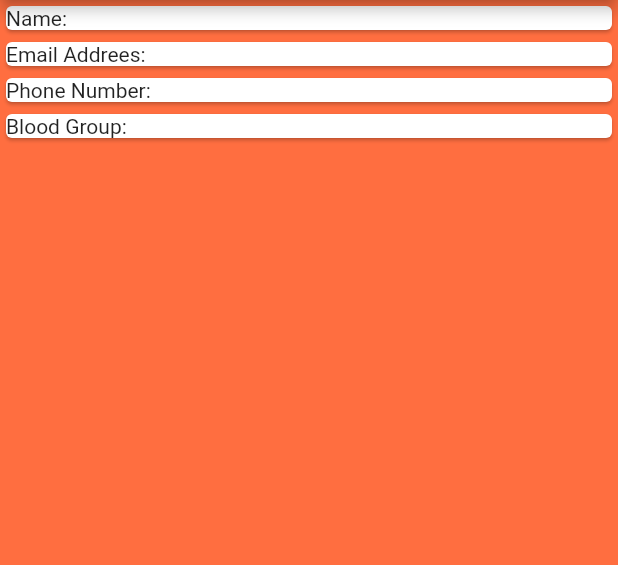
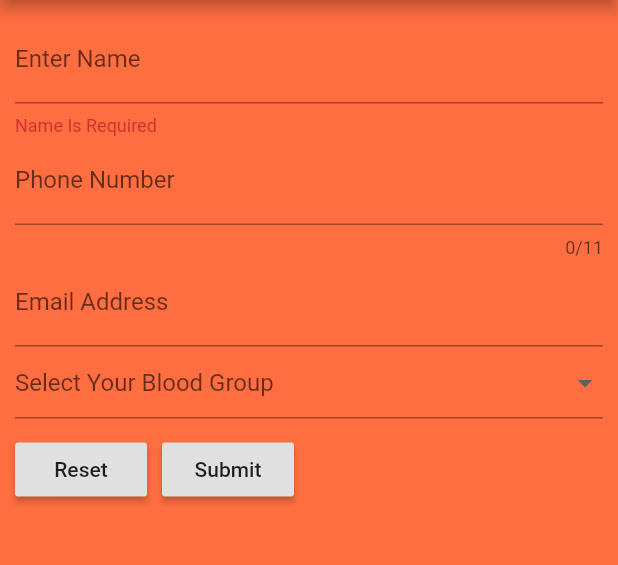
Before and after one commit to AbirAhsan/BloodHero, a Flutter app: the screen it shows after launch, in the side drawer, after a tap on "Registration", on a phone screen of 412 x 824 dp, the part 84-649 px from its top. Run offline on Flutter 3.47's test engine with Material 2 defaults, Android fonts, the phone set to English and light mode, and no system bars.

Commit message:
add form

```diff
--- a/lib/pages/registration.dart
+++ b/lib/pages/registration.dart
@@ -1,5 +1,6 @@
 import 'package:bloodhero/widgets/drawer.dart';
 import 'package:flutter/material.dart';
+import 'package:bloodhero/widgets/form.dart';
 
 class Registration extends StatefulWidget {
   @override
@@ -21,11 +22,9 @@ class _RegistrationState extends State<Registration> {
           drawer: DrawerApp(),
           body: ListView(
             children: <Widget>[
-                Card(child: Text("Name:")),
-                Card(child: Text("Email Addrees:")),
-                Card(child: Text("Phone Number:")),
-                Card(child: Text("Blood Group:")),
+              FormPage(),
             ],
-            )));
+          )
+        ));
   }
 }
--- /dev/null
+++ b/lib/widgets/form.dart
@@ -0,0 +1,120 @@
+import 'package:flutter/cupertino.dart';
+import 'package:flutter/material.dart';
+
+class FormPage extends StatefulWidget {
+  @override
+  _FormPageState createState() => _FormPageState();
+}
+
+class _FormPageState extends State<FormPage> {
+  var formKey = GlobalKey<FormState>();
+
+  var nameCtrl = TextEditingController();
+  var phoneCtrl = TextEditingController();
+  var addressCtrl = TextEditingController();
+
+  var name, phone, address, bloodGroup;
+
+  void handleReset() {
+    nameCtrl.clear();
+    phoneCtrl.clear();
+    addressCtrl.clear();
+  }
+
+  void handleSubmit() {
+    if (formKey.currentState.validate()) {
+      formKey.currentState.save();
+      //Do Something(API)
+      print("Name is: ${this.name}");
+    }
+  }
+
+  @override
+  Widget build(BuildContext context) {
+    return Padding(
+      padding: EdgeInsets.all(10.0),
+      child: Form(
+          key: formKey,
+          child: Column(
+            children: <Widget>[
+              TextFormField(
+                controller: nameCtrl,
+                decoration: InputDecoration(labelText: "Enter Name"),
+                autovalidate: true,
+                validator: (String value) {
+                  if (value.trim().length == 0) return ("Name Is Required");
+                },
+                onSaved: (value) {
+                  this.name = value;
+                },
+              ),
+              TextFormField(
+                controller: phoneCtrl,
+                keyboardType: TextInputType.number,
+                maxLength: 11,
+                decoration: InputDecoration(labelText: "Phone Number"),
+                validator: (String value) {
+                  if (value.length < 11)
+                    return ("Phone number must be 11 digit");
+                },
+                onSaved: (value) {
+                  this.phone = value;
+                },
+              ),
+              TextFormField(
+                controller: addressCtrl,
+                decoration: InputDecoration(labelText: "Email Address"),
+                validator: (value) {
+                  if (value.length == 0) return ("Email Address is Required");
+                },
+                onSaved: (value) {
+                  this.address = value;
+                },
+              ),
+              DropdownButtonFormField(
+                  validator: (value) {
+                    if (value.length == 0) {
+                      return ("Blood Group is required");
+                    }
+                  },
+                  hint: Text("Select Your Blood Group"),
+                  value: this.bloodGroup,
+                  onChanged: (value) {
+                    setState(() {
+                      this.bloodGroup = value;
+                    });
+                  },
+                  items: [
+
+                    DropdownMenuItem(value: "A +ve", child: Text("A +ve")),
+                    DropdownMenuItem(value: "A -ve", child: Text("A -ve")),
+                    DropdownMenuItem(value: "B +ve", child: Text("B +ve")),
+                    DropdownMenuItem(value: "B -ve", child: Text("B -ve")),
+                    DropdownMenuItem(value: "AB +ve", child: Text("AB +ve")),
+                    DropdownMenuItem(value: "AB -ve", child: Text("AB -ve")),
+                    DropdownMenuItem(value: "O +ve", child: Text("O +ve")),
+                    DropdownMenuItem(value: "O -ve", child: Text("O -ve"))
+                  ]),
+              SizedBox(
+                height: 10.0,
+              ),
+              Row(
+                children: <Widget>[
+                  RaisedButton(
+                    child: Text("Reset"),
+                    onPressed: handleReset,
+                  ),
+                  SizedBox(
+                    width: 10.0,
+                  ),
+                  RaisedButton(
+                    child: Text("Submit"),
+                    onPressed: handleSubmit,
+                  )
+                ],
+              )
+            ],
+          )),
+    );
+  }
+}
--- a/pubspec.yaml
+++ b/pubspec.yaml
@@ -19,6 +19,7 @@ environment:
 dependencies:
   flutter:
     sdk: flutter
+
 
   # The following adds the Cupertino Icons font to your application.
   # Use with the CupertinoIcons class for iOS style icons.
```
Also changed, not shown: 1 other file. Lines whose indentation alone changed are shown as unchanged.
